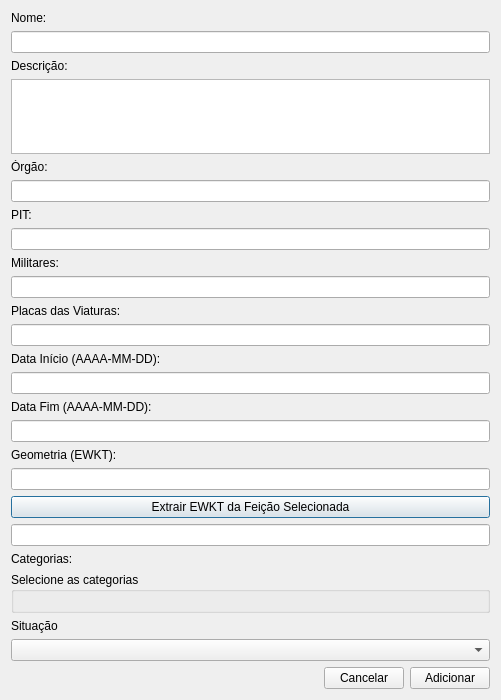
Qt form uis/adicionarCampo.ui (dsgoficial/SAP_Gerente) before a commit.
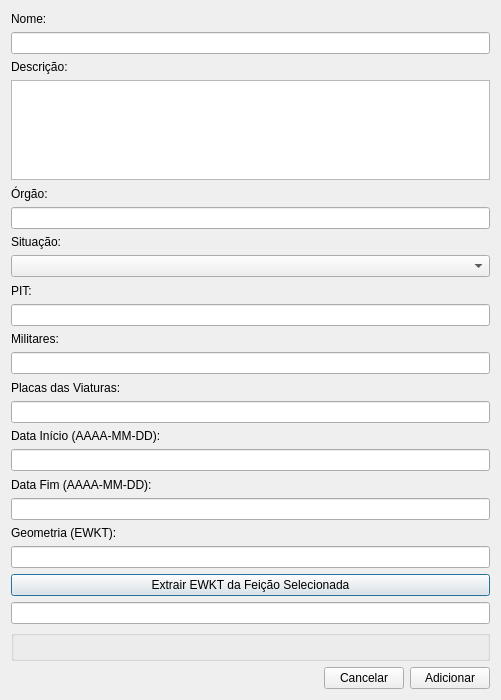
The same form after that commit.

Diff of the .ui file:
```diff
--- a/uis/adicionarCampo.ui
+++ b/uis/adicionarCampo.ui
@@ -51,6 +51,16 @@
    <item>
     <widget class="QLineEdit" name="orgaoLe"/>
    </item>
+   <item>
+    <widget class="QLabel" name="labelSituacao">
+     <property name="text">
+      <string>Situação:</string>
+     </property>
+    </widget>
+   </item>
+   <item>
+    <widget class="QComboBox" name="situacaoCb"/>
+   </item>
    <item>
     <widget class="QLabel" name="labelPit">
      <property name="text">
@@ -125,31 +135,14 @@
      </property>
     </widget>
    </item>
-   <item>
-    <widget class="QLabel" name="labelCategorias">
-     <property name="text">
-      <string>Categorias:</string>
-     </property>
-    </widget>
-   </item>
    <item>
     <widget class="QGroupBox" name="categoriasGroup">
      <property name="title">
-      <string>Selecione as categorias</string>
+      <string/>
      </property>
      <layout class="QVBoxLayout" name="categoriasLayout"/>
     </widget>
    </item>
-   <item>
-    <widget class="QLabel" name="labelSituacao">
-     <property name="text">
-      <string>Situação</string>
-     </property>
-    </widget>
-   </item>
-   <item>
-    <widget class="QComboBox" name="situacaoCb"/>
-   </item>
    <item>
     <layout class="QHBoxLayout" name="horizontalLayout">
      <item>
```
Left out of the diff: 1 changed line with no effect on the pictures.
